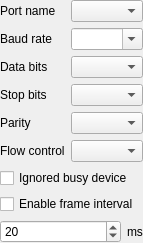
Qt form src/device/serialportui.ui (x-tools-author/x-tools) before a commit.
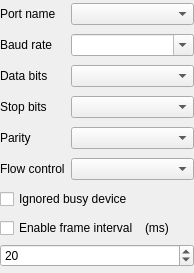
The same form after that commit.

The edit to the form file:
```diff
--- a/src/device/serialportui.ui
+++ b/src/device/serialportui.ui
@@ -6,8 +6,8 @@
    <rect>
     <x>0</x>
     <y>0</y>
-    <width>120</width>
-    <height>221</height>
+    <width>194</width>
+    <height>273</height>
    </rect>
   </property>
   <property name="windowTitle">
@@ -28,7 +28,40 @@
    </property>
    <item row="7" column="0" colspan="2">
     <layout class="QGridLayout" name="gridLayout_2">
-     <item row="1" column="0">
+     <item row="0" column="2">
+      <widget class="QLabel" name="label_7">
+       <property name="text">
+        <string notr="true">(ms)</string>
+       </property>
+      </widget>
+     </item>
+     <item row="0" column="0" colspan="2">
+      <widget class="QCheckBox" name="checkBoxOptimizedFrame">
+       <property name="sizePolicy">
+        <sizepolicy hsizetype="Fixed" vsizetype="Fixed">
+         <horstretch>0</horstretch>
+         <verstretch>0</verstretch>
+        </sizepolicy>
+       </property>
+       <property name="text">
+        <string>Enable frame interval</string>
+       </property>
+      </widget>
+     </item>
+     <item row="0" column="3">
+      <spacer name="horizontalSpacer">
+       <property name="orientation">
+        <enum>Qt::Orientation::Horizontal</enum>
+       </property>
+       <property name="sizeHint" stdset="0">
+        <size>
+         <width>40</width>
+         <height>20</height>
+        </size>
+       </property>
+      </spacer>
+     </item>
+     <item row="1" column="0" colspan="4">
       <widget class="QSpinBox" name="spinBoxFrameInterval">
        <property name="sizePolicy">
         <sizepolicy hsizetype="Expanding" vsizetype="Fixed">
@@ -50,20 +83,6 @@
        </property>
       </widget>
      </item>
-     <item row="1" column="1">
-      <widget class="QLabel" name="label_7">
-       <property name="text">
-        <string notr="true">ms</string>
-       </property>
-      </widget>
-     </item>
-     <item row="0" column="0" colspan="2">
-      <widget class="QCheckBox" name="checkBoxOptimizedFrame">
-       <property name="text">
-        <string>Enable frame interval</string>
-       </property>
-      </widget>
-     </item>
     </layout>
    </item>
    <item row="3" column="0">
```
